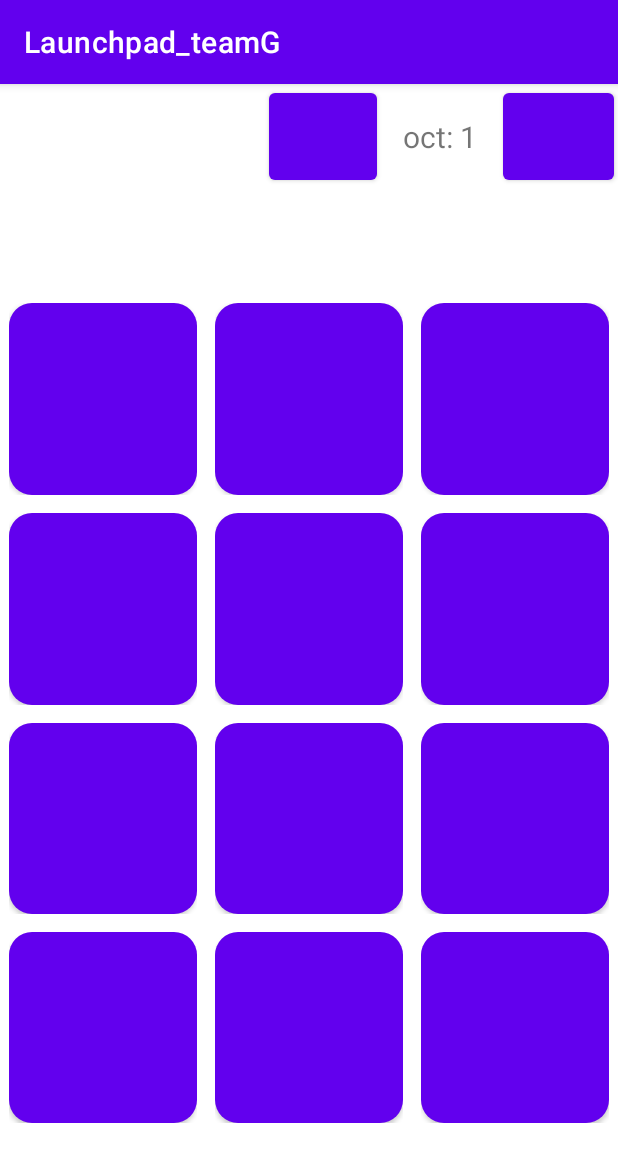
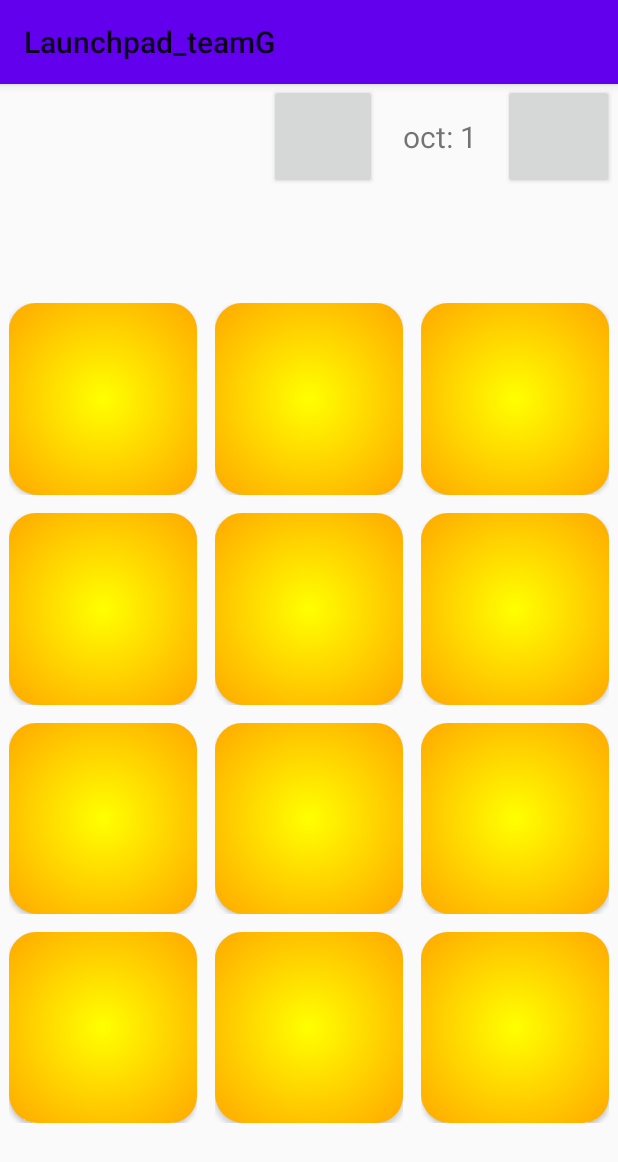
Before and after one commit to hogishim/LaunchPad, an Android app: the screen it shows after launch (MainActivity), on a phone screen of 412 x 824 dp. Shown: the top 1162 px of the screen. Run offline under Robolectric (Android 15) with nearby library versions, the phone set to English and light mode, and no system bars.

Commit message:
update gradient

```diff
--- a/app/build.gradle
+++ b/app/build.gradle
@@ -7,7 +7,7 @@ android {
 
     defaultConfig {
         applicationId "com.gachon.launchpad_teamg"
-        minSdk 17
+        minSdk 21
         targetSdk 32
         versionCode 1
         versionName "1.0"
--- a/app/src/main/res/drawable/button_shape.xml
+++ b/app/src/main/res/drawable/button_shape.xml
@@ -1,9 +1,18 @@
 <?xml version="1.0" encoding="utf-8"?>
-<shape xmlns:android="http://schemas.android.com/apk/res/android">
-    <solid android:color="#dddddd"/>
-    <corners android:bottomLeftRadius="15dp"
-        android:bottomRightRadius="15dp"
-        android:topLeftRadius="15dp"
-        android:topRightRadius="15dp"
-        />
-</shape>
+<ripple xmlns:android="http://schemas.android.com/apk/res/android" android:color="#ff0000">
+    <item>
+        <shape>
+            <corners
+                android:bottomLeftRadius="19dp"
+                android:bottomRightRadius="18dp"
+                android:topLeftRadius="18dp"
+                android:topRightRadius="18dp"/>
+            <gradient
+                android:angle="0"
+                android:startColor="#ffff00"
+                android:endColor="#ffaa00"
+                android:type="radial"
+                android:gradientRadius="70%"/>
+        </shape>
+    </item>
+</ripple>
--- a/app/src/main/res/values/themes.xml
+++ b/app/src/main/res/values/themes.xml
@@ -1,6 +1,6 @@
 <resources xmlns:tools="http://schemas.android.com/tools">
     <!-- Base application theme. -->
-    <style name="Theme.Launchpad_teamG" parent="Theme.MaterialComponents.DayNight.DarkActionBar">
+    <style name="Theme.Launchpad_teamG" parent="Theme.AppCompat.Light">
         <!-- Primary brand color. -->
         <item name="colorPrimary">@color/purple_500</item>
         <item name="colorPrimaryVariant">@color/purple_700</item>
```
